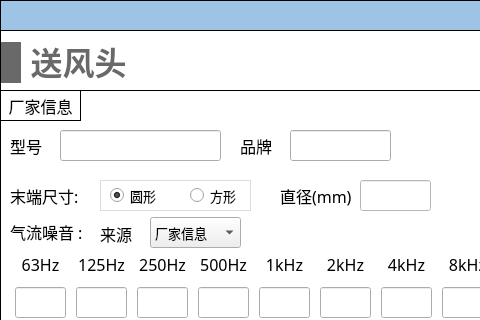
Above: NoiseCalSoft/inputDialog/dialog_pump_send.ui from haobana/NoiCal before the change; both pictures show x 0 to 480 and y 0 to 320 of the 611 by 841 pixel window. Below: the same form after it.
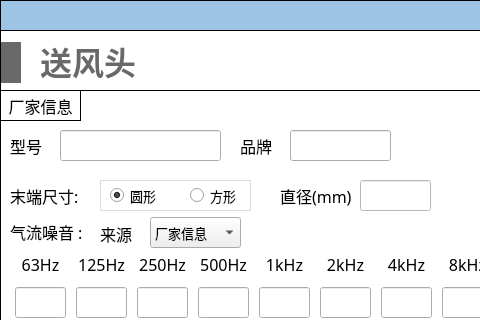
That is the form after the change. Icons and pictures are not drawn.

What changed in the file:
```diff
--- a/NoiseCalSoft/inputDialog/dialog_pump_send.ui
+++ b/NoiseCalSoft/inputDialog/dialog_pump_send.ui
@@ -2206,7 +2206,7 @@
      <rect>
       <x>1</x>
       <y>10</y>
-      <width>129</width>
+      <width>148</width>
       <height>45</height>
      </rect>
     </property>
@@ -2248,6 +2248,7 @@
         <font>
          <family>Microsoft YaHei</family>
          <pointsize>24</pointsize>
+         <weight>75</weight>
          <bold>true</bold>
         </font>
        </property>
```
Left out of the diff: 39 changed lines with no effect on the pictures.
